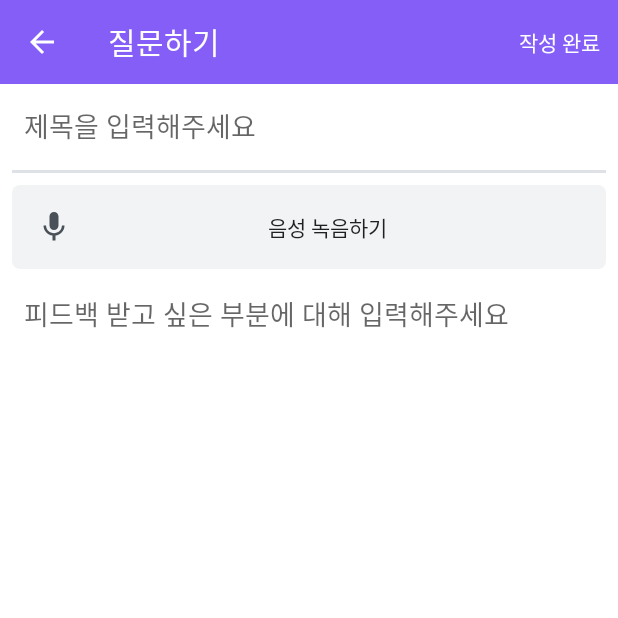
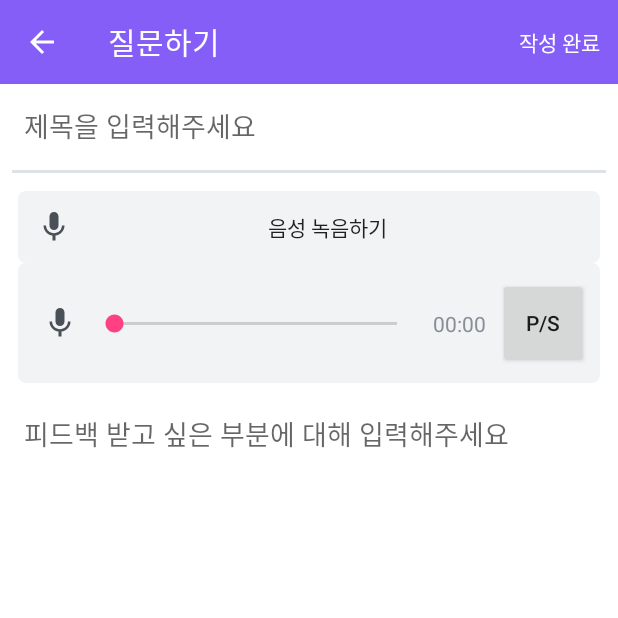
Before and after one commit to Cheongmin/AndroidApp, an Android app: the screen it shows after launch (PostQuestionActivity), on a phone screen of 412 x 824 dp, the top half of it. Run offline under Robolectric (Android 15) with nearby library versions, the phone set to English and light mode, and no system bars.

Commit message:
Impelment record player layout in PostQuestionActivity Add PostAnswerActivity

```diff
--- a/app/src/main/AndroidManifest.xml
+++ b/app/src/main/AndroidManifest.xml
@@ -11,7 +11,7 @@
         android:roundIcon="@mipmap/ic_launcher_round"
         android:supportsRtl="true"
         android:theme="@style/AppTheme">
-        <activity android:name=".MainActivity"></activity>
+        <activity android:name=".MainActivity" />
         <activity android:name=".PostQuestionActivity">
             <intent-filter>
                 <action android:name="android.intent.action.MAIN" />
@@ -19,6 +19,7 @@
                 <category android:name="android.intent.category.LAUNCHER" />
             </intent-filter>
         </activity>
+        <activity android:name=".PostAnswerActivity"></activity>
     </application>
 
 </manifest>
--- /dev/null
+++ b/app/src/main/java/com/cheongmin/voicereader/PostAnswerActivity.kt
@@ -0,0 +1,12 @@
+package com.cheongmin.voicereader
+
+import android.support.v7.app.AppCompatActivity
+import android.os.Bundle
+
+class PostAnswerActivity : AppCompatActivity() {
+
+    override fun onCreate(savedInstanceState: Bundle?) {
+        super.onCreate(savedInstanceState)
+        setContentView(R.layout.activity_post_answer)
+    }
+}
--- a/app/src/main/res/layout/activity_main.xml
+++ b/app/src/main/res/layout/activity_main.xml
@@ -97,7 +97,7 @@
         app:layout_constraintBottom_toBottomOf="parent">
 
         <Button
-            android:id="@+id/btnPostQuestion"
+            android:id="@+id/btn_post_question"
             android:layout_width="match_parent"
             android:layout_height="match_parent"
             android:layout_margin="0dp"
@@ -110,7 +110,7 @@
             style="?android:attr/borderlessButtonStyle"/>
 
         <Button
-            android:id="@+id/btnPostAnswer"
+            android:id="@+id/btn_post_answer"
             android:layout_width="match_parent"
             android:layout_height="match_parent"
             android:layout_margin="0dp"
--- /dev/null
+++ b/app/src/main/res/layout/activity_post_answer.xml
@@ -0,0 +1,9 @@
+<?xml version="1.0" encoding="utf-8"?>
+<android.support.constraint.ConstraintLayout xmlns:android="http://schemas.android.com/apk/res/android"
+    xmlns:app="http://schemas.android.com/apk/res-auto"
+    xmlns:tools="http://schemas.android.com/tools"
+    android:layout_width="match_parent"
+    android:layout_height="match_parent"
+    tools:context=".PostAnswerActivity">
+
+</android.support.constraint.ConstraintLayout>
--- a/app/src/main/res/layout/activity_post_question.xml
+++ b/app/src/main/res/layout/activity_post_question.xml
@@ -55,21 +55,87 @@
         android:layout_marginStart="8dp"
         android:layout_marginTop="8dp"
         android:layout_marginEnd="8dp"
+        android:orientation="vertical"
         android:padding="4dp"
-        android:background="@drawable/style_rounded_gray_background"
         app:layout_constraintEnd_toEndOf="parent"
         app:layout_constraintHorizontal_bias="0.0"
         app:layout_constraintStart_toStartOf="parent"
         app:layout_constraintTop_toBottomOf="@+id/divide_line">
 
-        <Button
-            android:id="@+id/btn_show_record_dialog"
+        <LinearLayout
             android:layout_width="match_parent"
             android:layout_height="wrap_content"
-            style="@style/Widget.AppCompat.Button.Borderless"
-            android:drawableStart="@drawable/ic_mic_black_24dp"
-            android:text="@string/post_question_upload">
-        </Button>
+            android:layout_weight="1.0"
+            android:background="@drawable/style_rounded_gray_background">
+
+            <Button
+                android:id="@+id/btn_show_record_dialog"
+                style="@style/Widget.AppCompat.Button.Borderless"
+                android:layout_width="match_parent"
+                android:layout_height="wrap_content"
+                android:drawableStart="@drawable/ic_mic_black_24dp"
+                android:text="@string/post_question_upload" />
+        </LinearLayout>
+
+        <android.support.constraint.ConstraintLayout
+            android:layout_width="match_parent"
+            android:layout_height="80dp"
+            android:layout_weight="1.0"
+            android:background="@drawable/style_rounded_gray_background">
+
+            <View
+                android:id="@+id/view_record_icon"
+                android:layout_width="24dp"
+                android:layout_height="24dp"
+                android:layout_marginStart="16dp"
+                android:layout_marginTop="8dp"
+                android:layout_marginBottom="8dp"
+                android:background="@drawable/ic_mic_black_24dp"
+                app:layout_constraintBottom_toBottomOf="parent"
+                app:layout_constraintStart_toStartOf="parent"
+                app:layout_constraintTop_toTopOf="parent" />
+
+            <SeekBar
+                android:id="@+id/seekBar"
+                android:layout_width="0dp"
+                android:layout_height="wrap_content"
+                android:layout_marginStart="8dp"
+                android:layout_marginTop="8dp"
+                android:layout_marginEnd="8dp"
+                android:layout_marginBottom="8dp"
+                app:layout_constraintBottom_toBottomOf="parent"
+                app:layout_constraintEnd_toStartOf="@+id/textView"
+                app:layout_constraintStart_toEndOf="@+id/view_record_icon"
+                app:layout_constraintTop_toTopOf="parent" />
+
+            <TextView
+                android:id="@+id/textView"
+                android:layout_width="wrap_content"
+                android:layout_height="wrap_content"
+                android:layout_marginTop="8dp"
+                android:layout_marginEnd="8dp"
+                android:layout_marginBottom="8dp"
+                android:text="00:00"
+                android:textAlignment="viewStart"
+                android:textColor="@color/colorGray6"
+                android:textSize="14sp"
+                app:layout_constraintBottom_toBottomOf="parent"
+                app:layout_constraintEnd_toStartOf="@+id/button"
+                app:layout_constraintTop_toTopOf="parent" />
+
+            <Button
+                android:id="@+id/button"
+                android:layout_width="60dp"
+                android:layout_height="60dp"
+                android:layout_marginTop="8dp"
+                android:layout_marginEnd="8dp"
+                android:layout_marginBottom="8dp"
+                android:text="P/S"
+                app:layout_constraintBottom_toBottomOf="parent"
+                app:layout_constraintEnd_toEndOf="parent"
+                app:layout_constraintTop_toTopOf="parent" />
+
+        </android.support.constraint.ConstraintLayout>
 
     </LinearLayout>
 
```
